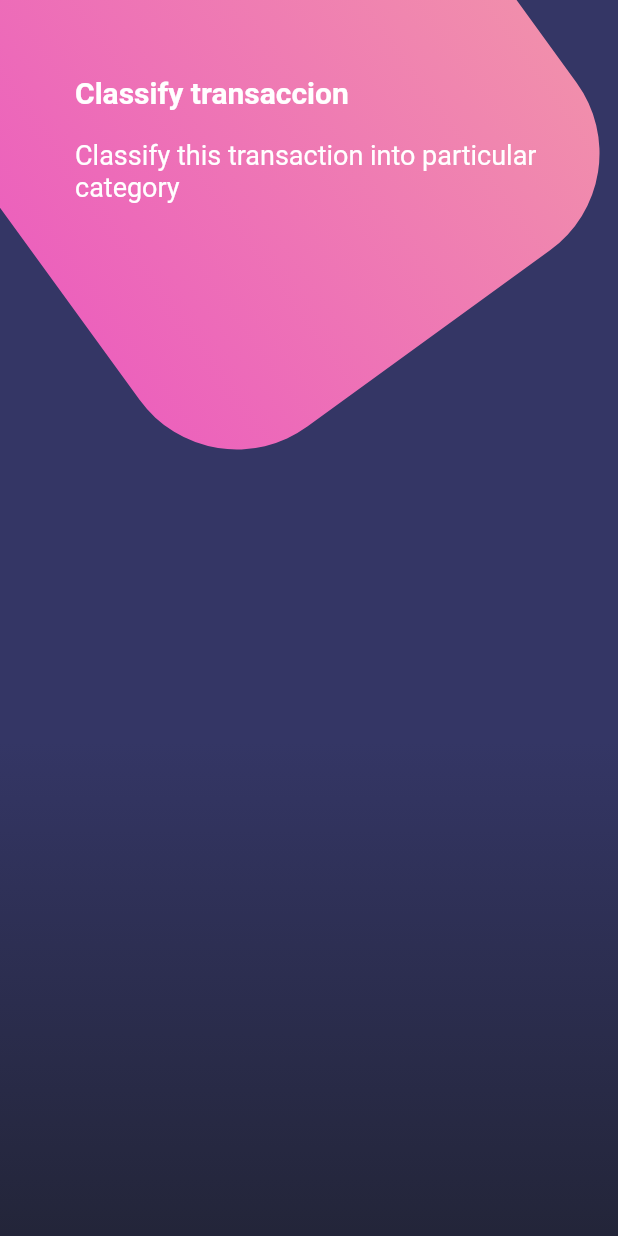
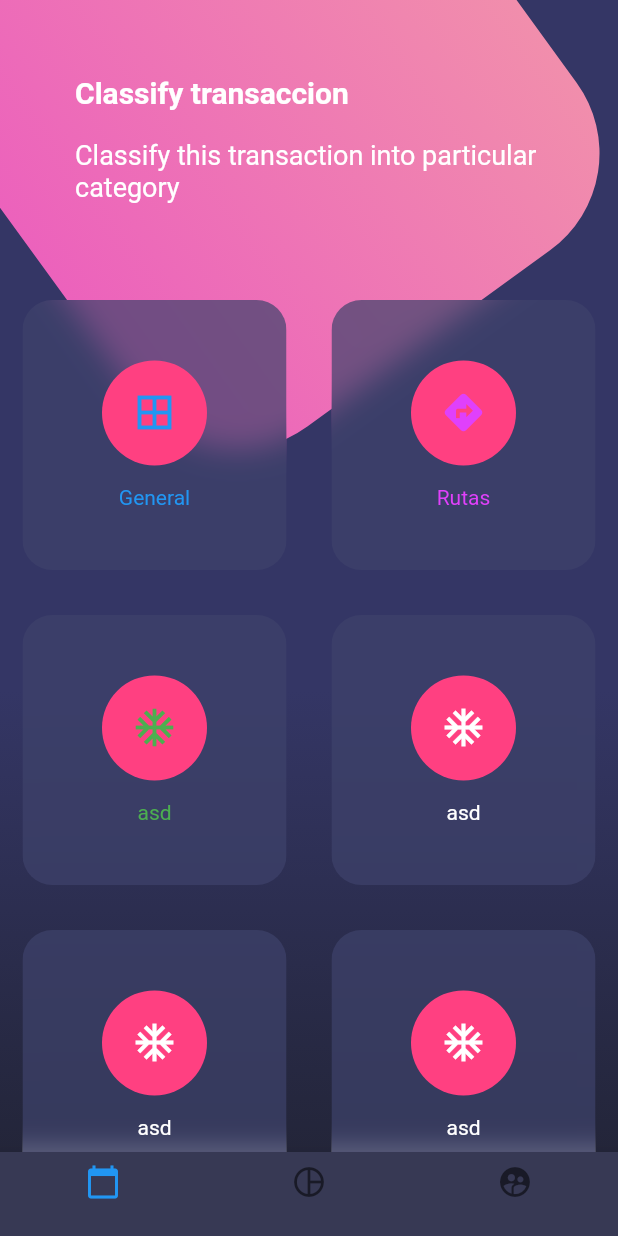
Before and after one commit to qievenz/Flutter, a Flutter app: the screen it shows after launch, on a phone screen of 412 x 824 dp. Run offline on Flutter 3.47's test engine with Material 2 defaults, Android fonts, the phone set to English and light mode, and no system bars; our stand-ins replace flutter_swiper; key blocks and very long unbroken strings in the code were emptied for the run.

Commit message:
143. blur, bordes con ClipRRect

```diff
--- a/app4_disenios/lib/main.dart
+++ b/app4_disenios/lib/main.dart
@@ -13,7 +13,6 @@ class MyApp extends StatelessWidget {
       SystemUiOverlayStyle.light.copyWith(
         statusBarColor: Colors.white
       ),
-
     );
 
     return MaterialApp(
--- a/app4_disenios/lib/src/pages/botones_page.dart
+++ b/app4_disenios/lib/src/pages/botones_page.dart
@@ -1,4 +1,5 @@
 import 'dart:math';
+import 'dart:ui';
 
 import 'package:flutter/material.dart';
 
@@ -13,11 +14,29 @@ class BotonesPage extends StatelessWidget {
             child: Column(
               children: [
                 _titulos(),
+                _botonesRedondeados(),
               ],
             ),
           ),
         ],
-      )
+      ),
+      bottomNavigationBar: _bottomNavigationBar(context),
+      /*bottomNavigationBar: BottomNavigationBar(
+        items: [
+          BottomNavigationBarItem(
+            icon: Icon(Icons.calendar_today),
+            label: '',
+          ),
+          BottomNavigationBarItem(
+            icon: Icon(Icons.pie_chart_outline_outlined),
+            label: '',
+          ),
+          BottomNavigationBarItem(
+            icon: Icon(Icons.supervised_user_circle),
+            label: '',
+          ),
+        ],
+      ),*/
     );
   }
 
@@ -80,4 +99,97 @@ class BotonesPage extends StatelessWidget {
       )
     );
   }
+
+  _bottomNavigationBar(context) {
+    return Theme(
+      data: Theme.of(context).copyWith(
+        canvasColor: Color.fromRGBO(55, 57, 84, 1.0),
+        primaryColor: Colors.pinkAccent,
+        textTheme: Theme.of(context).textTheme.copyWith(
+          caption: TextStyle(color: Color.fromRGBO(116, 117, 152, 1.0))
+        )
+      ),
+      child: BottomNavigationBar(
+        items: [
+          BottomNavigationBarItem(
+            icon: Icon(Icons.calendar_today),
+            label: '',
+          ),
+          BottomNavigationBarItem(
+            icon: Icon(Icons.pie_chart_outline_outlined),
+            label: '',
+          ),
+          BottomNavigationBarItem(
+            icon: Icon(Icons.supervised_user_circle),
+            label: '',
+          ),
+        ],
+      ),
+    );
+  }
+
+  _botonesRedondeados() {
+    return Table(
+      children: [
+        TableRow(
+          children: [
+            _crearBotonRedondeado(Icons.border_all, Colors.blue, 'General'),
+            _crearBotonRedondeado(Icons.directions, Colors.purpleAccent, 'Rutas'),
+          ],
+        ),
+        TableRow(
+          children: [
+            _crearBotonRedondeado(Icons.ac_unit_outlined, Colors.green, 'asd'),
+            _crearBotonRedondeado(Icons.ac_unit_outlined, Colors.white, 'asd'),
+          ],
+        ),
+        TableRow(
+          children: [
+            _crearBotonRedondeado(Icons.ac_unit_outlined, Colors.white, 'asd'),
+            _crearBotonRedondeado(Icons.ac_unit_outlined, Colors.white, 'asd'),
+          ],
+        ),
+        TableRow(
+          children: [
+            _crearBotonRedondeado(Icons.ac_unit_outlined, Colors.white, 'asd'),
+            _crearBotonRedondeado(Icons.ac_unit_outlined, Colors.white, 'asd'),
+          ],
+        ),
+      ],
+    );
+  }
+
+  _crearBotonRedondeado(IconData icono, Color color, String nombre) {
+    return Padding(
+      padding: const EdgeInsets.all(15.0),
+      child: ClipRRect(
+        borderRadius: BorderRadius.circular(20.0),
+        child: BackdropFilter(
+          filter: ImageFilter.blur(sigmaX: 10.0, sigmaY: 10.0),
+          child: Container(
+            height: 180.0,
+            //margin: EdgeInsets.all(15.0),
+            decoration: BoxDecoration(
+              color: Color.fromRGBO(62, 66, 107, 0.7),
+              //borderRadius: BorderRadius.circular(20.0)
+            ),
+            child: Column(
+              mainAxisAlignment: MainAxisAlignment.spaceAround,
+              children: [
+                SizedBox(height: 20.0),
+                CircleAvatar(
+                  backgroundColor: Colors.pinkAccent,
+                  radius: 35.0,
+                  child: Icon(icono, color: color, size: 30.0,)
+                ),
+                Text(nombre, style: TextStyle(color: color),),
+                SizedBox(height: 20.0),
+              ],
+            ),
+          ),
+        ),
+      ),
+    );
+  }
+
 }
```
